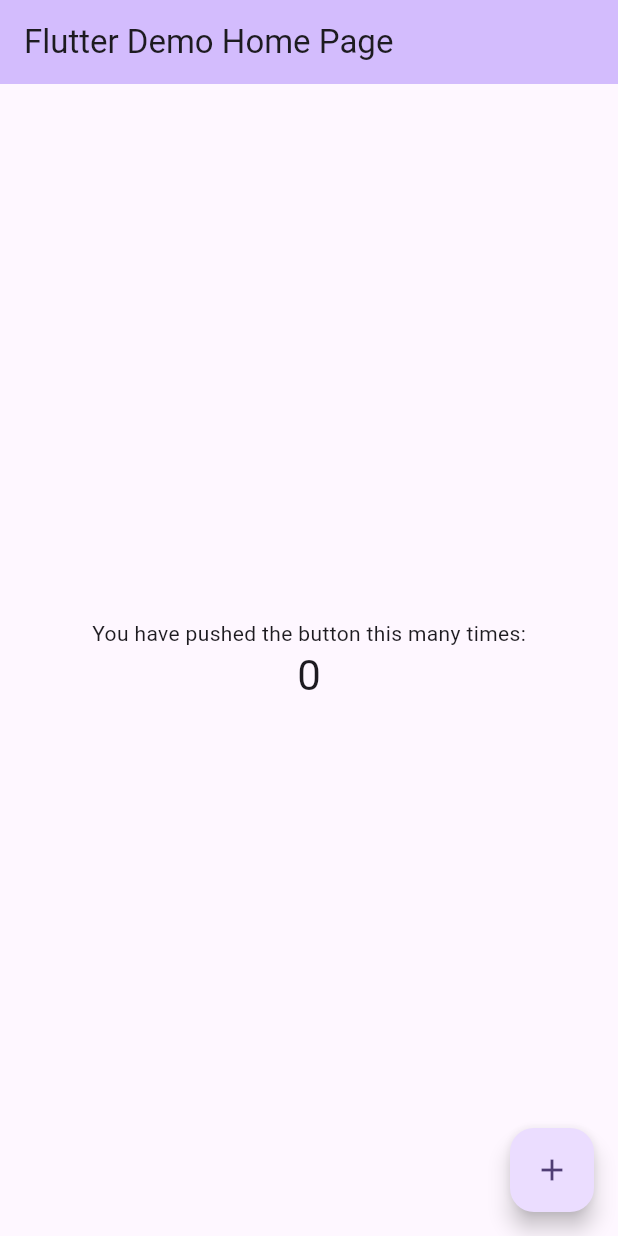
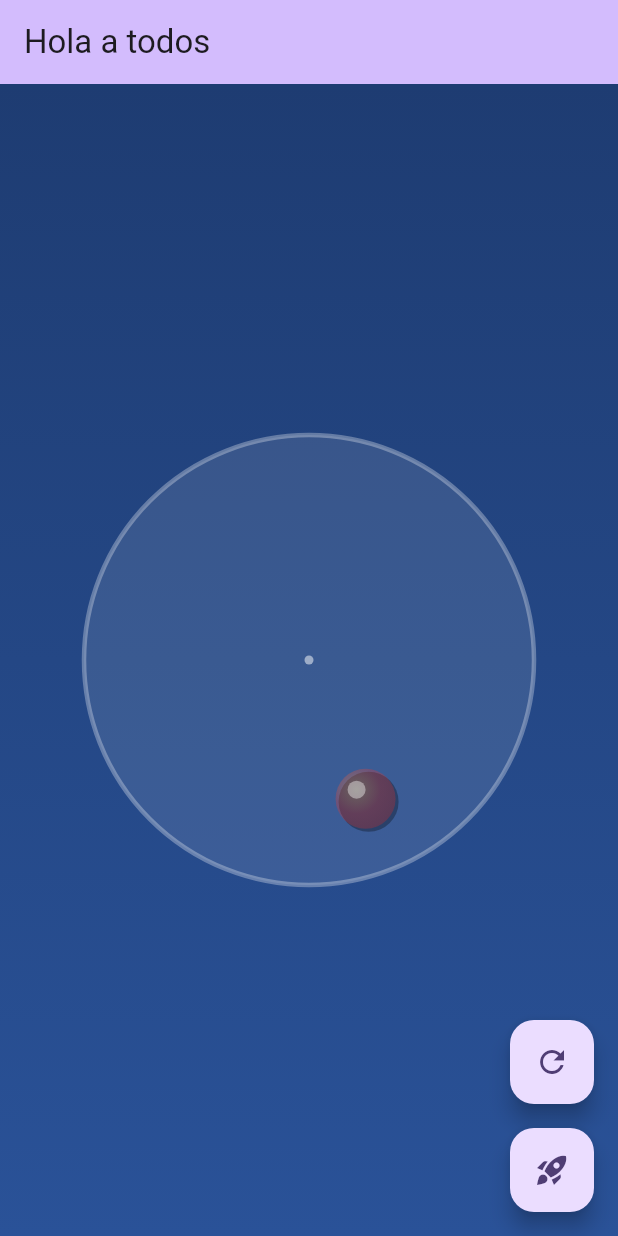
Before and after one commit to juan-campuzano/mcp-dart, a Flutter app: the screen it shows after launch, on a phone screen of 412 x 824 dp. Run offline on Flutter 3.47's test engine with Material 3 defaults, Android fonts, the light colour scheme and no system bars.

Commit message:
add ball with physics

```diff
--- a/lib/main.dart
+++ b/lib/main.dart
@@ -1,4 +1,5 @@
 import 'package:flutter/material.dart';
+import 'dart:math' as math;
 
 void main() {
   runApp(const MyApp());
@@ -7,116 +8,277 @@ void main() {
 class MyApp extends StatelessWidget {
   const MyApp({super.key});
 
-  // This widget is the root of your application.
   @override
   Widget build(BuildContext context) {
     return MaterialApp(
-      title: 'Flutter Demo',
+      title: 'Hola a todos',
       theme: ThemeData(
-        // This is the theme of your application.
-        //
-        // TRY THIS: Try running your application with "flutter run". You'll see
-        // the application has a purple toolbar. Then, without quitting the app,
-        // try changing the seedColor in the colorScheme below to Colors.green
-        // and then invoke "hot reload" (save your changes or press the "hot
-        // reload" button in a Flutter-supported IDE, or press "r" if you used
-        // the command line to start the app).
-        //
-        // Notice that the counter didn't reset back to zero; the application
-        // state is not lost during the reload. To reset the state, use hot
-        // restart instead.
-        //
-        // This works for code too, not just values: Most code changes can be
-        // tested with just a hot reload.
         colorScheme: ColorScheme.fromSeed(seedColor: Colors.deepPurple),
+        useMaterial3: true,
       ),
-      home: const MyHomePage(title: 'Flutter Demo Home Page'),
+      home: const BallPhysicsScreen(),
     );
   }
 }
 
-class MyHomePage extends StatefulWidget {
-  const MyHomePage({super.key, required this.title});
-
-  // This widget is the home page of your application. It is stateful, meaning
-  // that it has a State object (defined below) that contains fields that affect
-  // how it looks.
-
-  // This class is the configuration for the state. It holds the values (in this
-  // case the title) provided by the parent (in this case the App widget) and
-  // used by the build method of the State. Fields in a Widget subclass are
-  // always marked "final".
-
-  final String title;
+class BallPhysicsScreen extends StatefulWidget {
+  const BallPhysicsScreen({super.key});
 
   @override
-  State<MyHomePage> createState() => _MyHomePageState();
+  State<BallPhysicsScreen> createState() => _BallPhysicsScreenState();
 }
 
-class _MyHomePageState extends State<MyHomePage> {
-  int _counter = 0;
+class _BallPhysicsScreenState extends State<BallPhysicsScreen>
+    with TickerProviderStateMixin {
+  late AnimationController _animationController;
 
-  void _incrementCounter() {
+  // Propiedades de la pelota
+  double ballX = 200.0;
+  double ballY = 200.0;
+  double velocityX = 3.0;
+  double velocityY = 2.0;
+  final double ballRadius = 20.0;
+
+  // Propiedades del círculo contenedor
+  final double containerRadius = 150.0;
+  double centerX = 200.0; // Valor inicial por defecto
+  double centerY = 200.0; // Valor inicial por defecto
+
+  // Físicas
+  final double gravity = 0.2;
+  final double friction = 0.98;
+  final double restitution = 0.8; // Coeficiente de rebote
+
+  @override
+  void initState() {
+    super.initState();
+
+    _animationController = AnimationController(
+      duration: const Duration(seconds: 1),
+      vsync: this,
+    )..repeat();
+
+    _animationController.addListener(_updateBallPosition);
+  }
+
+  @override
+  void dispose() {
+    _animationController.dispose();
+    super.dispose();
+  }
+
+  void _updateBallPosition() {
+    // Solo actualizar si tenemos las dimensiones de la pantalla
+    if (centerX == 200.0 && centerY == 200.0) return;
+
     setState(() {
-      // This call to setState tells the Flutter framework that something has
-      // changed in this State, which causes it to rerun the build method below
-      // so that the display can reflect the updated values. If we changed
-      // _counter without calling setState(), then the build method would not be
-      // called again, and so nothing would appear to happen.
-      _counter++;
+      // Aplicar gravedad
+      velocityY += gravity;
+
+      // Actualizar posición
+      ballX += velocityX;
+      ballY += velocityY;
+
+      // Calcular distancia desde el centro del círculo contenedor
+      double dx = ballX - centerX;
+      double dy = ballY - centerY;
+      double distance = math.sqrt(dx * dx + dy * dy);
+
+      // Verificar colisión con el círculo contenedor
+      if (distance + ballRadius >= containerRadius) {
+        // Calcular el ángulo de colisión
+        double angle = math.atan2(dy, dx);
+
+        // Posicionar la pelota justo dentro del círculo
+        ballX = centerX + (containerRadius - ballRadius) * math.cos(angle);
+        ballY = centerY + (containerRadius - ballRadius) * math.sin(angle);
+
+        // Calcular la velocidad normal y tangencial
+        double normalX = math.cos(angle);
+        double normalY = math.sin(angle);
+
+        // Velocidad normal (componente hacia el centro)
+        double normalVelocity = velocityX * normalX + velocityY * normalY;
+
+        // Reflejar la velocidad normal
+        velocityX -= 2 * normalVelocity * normalX * restitution;
+        velocityY -= 2 * normalVelocity * normalY * restitution;
+
+        // Aplicar fricción
+        velocityX *= friction;
+        velocityY *= friction;
+      }
+    });
+  }
+
+  void _resetBall() {
+    // Solo resetear si tenemos las dimensiones de la pantalla
+    if (centerX == 200.0 && centerY == 200.0) return;
+
+    setState(() {
+      ballX = centerX;
+      ballY = centerY - 50;
+      velocityX = (math.Random().nextDouble() - 0.5) * 6;
+      velocityY = math.Random().nextDouble() * 2;
     });
   }
 
   @override
   Widget build(BuildContext context) {
-    // This method is rerun every time setState is called, for instance as done
-    // by the _incrementCounter method above.
-    //
-    // The Flutter framework has been optimized to make rerunning build methods
-    // fast, so that you can just rebuild anything that needs updating rather
-    // than having to individually change instances of widgets.
     return Scaffold(
       appBar: AppBar(
-        // TRY THIS: Try changing the color here to a specific color (to
-        // Colors.amber, perhaps?) and trigger a hot reload to see the AppBar
-        // change color while the other colors stay the same.
         backgroundColor: Theme.of(context).colorScheme.inversePrimary,
-        // Here we take the value from the MyHomePage object that was created by
-        // the App.build method, and use it to set our appbar title.
-        title: Text(widget.title),
+        title: const Text('Hola a todos'),
+        elevation: 0,
       ),
-      body: Center(
-        // Center is a layout widget. It takes a single child and positions it
-        // in the middle of the parent.
-        child: Column(
-          // Column is also a layout widget. It takes a list of children and
-          // arranges them vertically. By default, it sizes itself to fit its
-          // children horizontally, and tries to be as tall as its parent.
-          //
-          // Column has various properties to control how it sizes itself and
-          // how it positions its children. Here we use mainAxisAlignment to
-          // center the children vertically; the main axis here is the vertical
-          // axis because Columns are vertical (the cross axis would be
-          // horizontal).
-          //
-          // TRY THIS: Invoke "debug painting" (choose the "Toggle Debug Paint"
-          // action in the IDE, or press "p" in the console), to see the
-          // wireframe for each widget.
-          mainAxisAlignment: MainAxisAlignment.center,
-          children: <Widget>[
-            const Text('You have pushed the button this many times:'),
-            Text(
-              '$_counter',
-              style: Theme.of(context).textTheme.headlineMedium,
+      body: LayoutBuilder(
+        builder: (context, constraints) {
+          // Calcular el centro de la pantalla
+          final newCenterX = constraints.maxWidth / 2;
+          final newCenterY = constraints.maxHeight / 2;
+
+          // Inicializar la posición de la pelota la primera vez
+          if (centerX == 200.0 && centerY == 200.0) {
+            centerX = newCenterX;
+            centerY = newCenterY;
+            ballX = centerX;
+            ballY = centerY - 50;
+          } else {
+            centerX = newCenterX;
+            centerY = newCenterY;
+          }
+
+          return Container(
+            width: double.infinity,
+            height: double.infinity,
+            decoration: const BoxDecoration(
+              gradient: LinearGradient(
+                begin: Alignment.topCenter,
+                end: Alignment.bottomCenter,
+                colors: [Color(0xFF1e3c72), Color(0xFF2a5298)],
+              ),
             ),
-          ],
-        ),
+            child: CustomPaint(
+              painter: BallPhysicsPainter(
+                ballX: ballX,
+                ballY: ballY,
+                ballRadius: ballRadius,
+                centerX: centerX,
+                centerY: centerY,
+                containerRadius: containerRadius,
+              ),
+              size: Size(constraints.maxWidth, constraints.maxHeight),
+            ),
+          );
+        },
       ),
-      floatingActionButton: FloatingActionButton(
-        onPressed: _incrementCounter,
-        tooltip: 'Increment',
-        child: const Icon(Icons.add),
-      ), // This trailing comma makes auto-formatting nicer for build methods.
+      floatingActionButton: Column(
+        mainAxisAlignment: MainAxisAlignment.end,
+        children: [
+          FloatingActionButton(
+            onPressed: _resetBall,
+            heroTag: "reset",
+            child: const Icon(Icons.refresh),
+          ),
+          const SizedBox(height: 16),
+          FloatingActionButton(
+            onPressed: () {
+              setState(() {
+                velocityX += (math.Random().nextDouble() - 0.5) * 12;
+                velocityY -= math.Random().nextDouble() * 10;
+              });
+            },
+            heroTag: "impulse",
+            child: const Icon(Icons.rocket_launch),
+          ),
+        ],
+      ),
     );
   }
 }
+
+class BallPhysicsPainter extends CustomPainter {
+  final double ballX;
+  final double ballY;
+  final double ballRadius;
+  final double centerX;
+  final double centerY;
+  final double containerRadius;
+
+  BallPhysicsPainter({
+    required this.ballX,
+    required this.ballY,
+    required this.ballRadius,
+    required this.centerX,
+    required this.centerY,
+    required this.containerRadius,
+  });
+
+  @override
+  void paint(Canvas canvas, Size size) {
+    final paint = Paint();
+
+    // Dibujar el círculo contenedor
+    paint
+      ..color = Colors.white.withOpacity(0.3)
+      ..style = PaintingStyle.stroke
+      ..strokeWidth = 3.0;
+
+    canvas.drawCircle(Offset(centerX, centerY), containerRadius, paint);
+
+    // Dibujar sombra del círculo contenedor
+    paint
+      ..color = Colors.white.withOpacity(0.1)
+      ..style = PaintingStyle.fill;
+
+    canvas.drawCircle(Offset(centerX, centerY), containerRadius, paint);
+
+    // Dibujar sombra de la pelota
+    paint
+      ..color = Colors.black.withOpacity(0.3)
+      ..style = PaintingStyle.fill;
+
+    canvas.drawCircle(Offset(ballX + 2, ballY + 2), ballRadius, paint);
+
+    // Dibujar la pelota con gradiente
+    final ballGradient = RadialGradient(
+      center: const Alignment(-0.3, -0.3),
+      radius: 0.8,
+      colors: [
+        Colors.orange.shade300,
+        Colors.red.shade600,
+        Colors.red.shade800,
+      ],
+    );
+
+    paint
+      ..shader = ballGradient.createShader(
+        Rect.fromCircle(center: Offset(ballX, ballY), radius: ballRadius),
+      )
+      ..style = PaintingStyle.fill;
+
+    canvas.drawCircle(Offset(ballX, ballY), ballRadius, paint);
+
+    // Dibujar brillo en la pelota
+    paint
+      ..shader = null
+      ..color = Colors.white.withOpacity(0.4)
+      ..style = PaintingStyle.fill;
+
+    canvas.drawCircle(
+      Offset(ballX - ballRadius * 0.3, ballY - ballRadius * 0.3),
+      ballRadius * 0.3,
+      paint,
+    );
+
+    // Dibujar centro del círculo contenedor
+    paint
+      ..color = Colors.white.withOpacity(0.5)
+      ..style = PaintingStyle.fill;
+
+    canvas.drawCircle(Offset(centerX, centerY), 3.0, paint);
+  }
+
+  @override
+  bool shouldRepaint(CustomPainter oldDelegate) => true;
+}
--- a/pubspec.yaml
+++ b/pubspec.yaml
@@ -34,6 +34,9 @@ dependencies:
   # The following adds the Cupertino Icons font to your application.
   # Use with the CupertinoIcons class for iOS style icons.
   cupertino_icons: ^1.0.8
+
+  # Charts library - highly customizable with line, bar, pie, scatter, and radar charts
+  fl_chart: ^1.0.0
 
 dev_dependencies:
   flutter_test:
```
Also changed, not shown: pubspec.lock.
